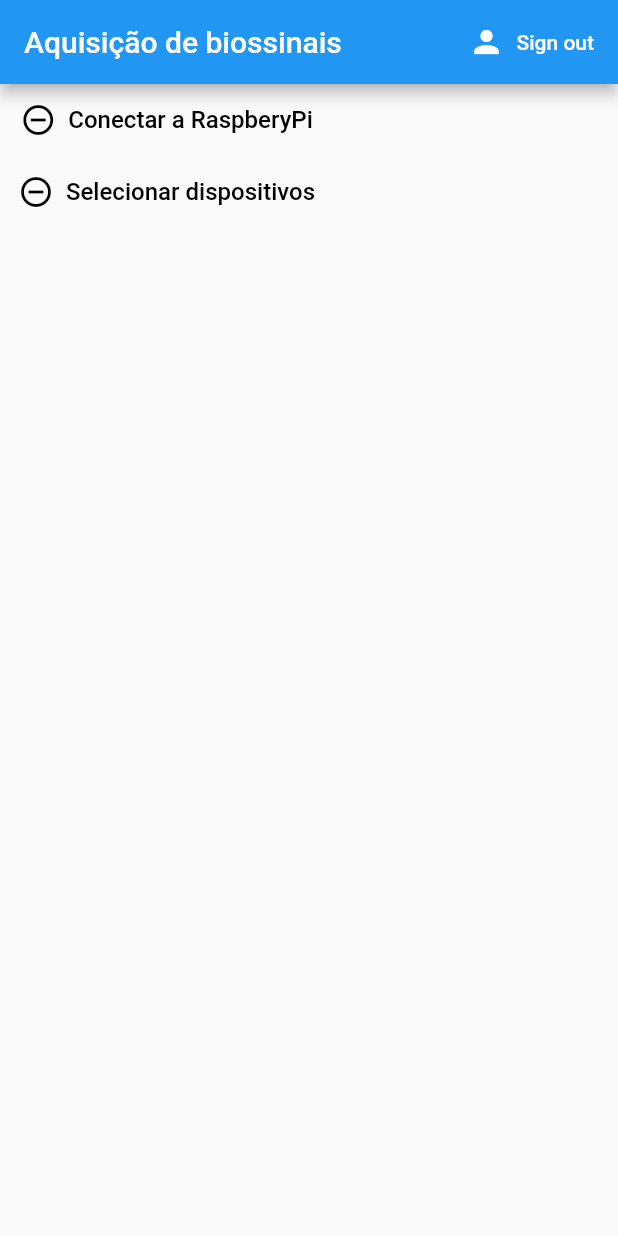
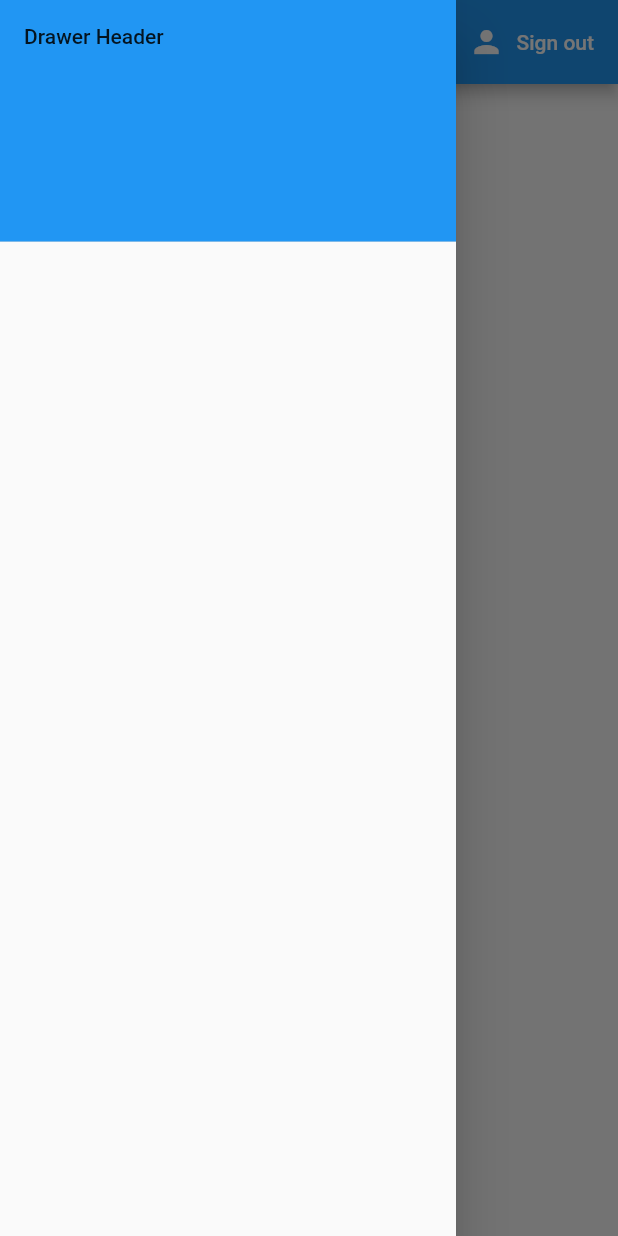
Before and after one commit to PIA-Group/epibox_app, a Flutter app: the screen it shows once a user with an empty profile is signed in, with the side drawer open (before the commit the screen has no drawer), on a phone screen of 412 x 824 dp. Run offline on Flutter 3.47's test engine with Material 2 defaults, Android fonts, the phone set to English and light mode, and no system bars; our stand-ins replace firebase_auth, flutter_spinkit, webview_flutter; missing offline and left inert: mqtt_client; accounts and stored records are empty.

Commit message:
start drawer + profile

```diff
--- a/lib/pages/devices_setup.dart
+++ b/lib/pages/devices_setup.dart
@@ -308,14 +308,14 @@ class _DevicesPageState extends State<DevicesPage> {
                       RaisedButton(
                         onPressed: () {
                           widget.mqttClientWrapper.publishMessage(
-                              "['USE', {'MAC1': '${_controller1.text}', 'MAC2': '${_controller2.text}'}]");
+                              "['USE',{'MAC1':'${_controller1.text}','MAC2':'${_controller2.text}'}]");
                         },
                         child: new Text("Usar novo"),
                       ),
                       RaisedButton(
                         onPressed: () {
                           widget.mqttClientWrapper.publishMessage(
-                              "['NEW', {'MAC1': '${_controller1.text}', 'MAC2': '${_controller2.text}}']");
+                              "['NEW',{'MAC1':'${_controller1.text}','MAC2':'${_controller2.text}'}]");
                         },
                         child: new Text("Definir novo default"),
                       ),
--- a/lib/pages/home_page.dart
+++ b/lib/pages/home_page.dart
@@ -13,8 +13,8 @@ class HomePage extends StatefulWidget {
 }
 
 class _HomePageState extends State<HomePage> {
-
-  ValueNotifier<MqttCurrentConnectionState> connectionNotifier = ValueNotifier(MqttCurrentConnectionState.DISCONNECTED);
+  ValueNotifier<MqttCurrentConnectionState> connectionNotifier =
+      ValueNotifier(MqttCurrentConnectionState.DISCONNECTED);
   ValueNotifier<String> macAddress1Notifier = ValueNotifier('Endereço MAC');
   ValueNotifier<String> macAddress2Notifier = ValueNotifier('Endereço MAC');
 
@@ -54,9 +54,9 @@ class _HomePageState extends State<HomePage> {
     isMACAddress(message);
   }
 
-
   void updatedConnection(MqttCurrentConnectionState newConnectionState) {
-    setState(() => rPiTask = Icon(Icons.check_circle_outline, color: Colors.black));
+    setState(
+        () => rPiTask = Icon(Icons.check_circle_outline, color: Colors.black));
     setState(() => connectionState = newConnectionState);
     connectionNotifier.value = newConnectionState;
     print('This is the new connection state $connectionState');
@@ -64,15 +64,13 @@ class _HomePageState extends State<HomePage> {
 
   void isMACAddress(String message) {
     if (message.contains('DEFAULT')) {
-      try{
+      try {
         final List<String> listMAC = message.split(",");
         setState(() {
-          /* macAddress1 = listMAC[1].split("'")[1];
-          macAddress2 = listMAC[2].split("'")[1]; */
-          macAddress1 = listMAC[1];
-          macAddress2 = listMAC[2];
-          macAddress1Notifier.value = listMAC[1];
-          macAddress2Notifier.value = listMAC[2];
+          macAddress1Notifier.value = listMAC[1].split("'")[1];
+          macAddress2Notifier.value = listMAC[2].split("'")[1];
+          /* macAddress1Notifier.value = listMAC[1];
+          macAddress2Notifier.value = listMAC[2]; */
         });
         print('Default MAC: $macAddress1, $macAddress2');
       } on Exception catch (e) {
@@ -93,6 +91,19 @@ class _HomePageState extends State<HomePage> {
   @override
   Widget build(BuildContext context) {
     return Scaffold(
+      drawer: Drawer(
+        child: ListView(
+            // Important: Remove any padding from the ListView.
+            padding: EdgeInsets.zero,
+            children: <Widget>[
+              DrawerHeader(
+                child: Text('Drawer Header'),
+                decoration: BoxDecoration(
+                  color: Colors.blue,
+                ),
+              ),
+            ]),
+      ),
       appBar: new AppBar(
           title: new Text('Aquisição de biossinais'),
           actions: <Widget>[
```
